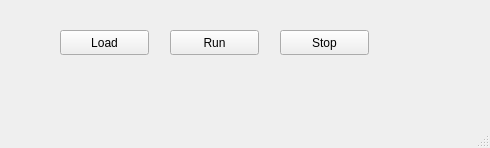
The window that narsil/liverun/ui/runWindow.ui (karempudi/narsil) describes before a commit, drawn with Qt 5.
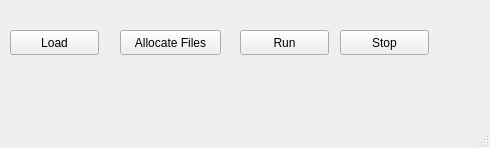
The same window after the commit.

Patch:
```diff
--- a/narsil/liverun/ui/runWindow.ui
+++ b/narsil/liverun/ui/runWindow.ui
@@ -17,7 +17,7 @@
    <widget class="QPushButton" name="loadButton">
     <property name="geometry">
      <rect>
-      <x>60</x>
+      <x>10</x>
       <y>30</y>
       <width>89</width>
       <height>25</height>
@@ -30,7 +30,7 @@
    <widget class="QPushButton" name="runButton">
     <property name="geometry">
      <rect>
-      <x>170</x>
+      <x>240</x>
       <y>30</y>
       <width>89</width>
       <height>25</height>
@@ -43,7 +43,7 @@
    <widget class="QPushButton" name="stopButton">
     <property name="geometry">
      <rect>
-      <x>280</x>
+      <x>340</x>
       <y>30</y>
       <width>89</width>
       <height>25</height>
@@ -53,6 +53,19 @@
      <string>Stop</string>
     </property>
    </widget>
+   <widget class="QPushButton" name="makeFilesButton">
+    <property name="geometry">
+     <rect>
+      <x>120</x>
+      <y>30</y>
+      <width>101</width>
+      <height>25</height>
+     </rect>
+    </property>
+    <property name="text">
+     <string>Allocate Files</string>
+    </property>
+   </widget>
   </widget>
   <widget class="QMenuBar" name="menubar">
    <property name="geometry">
```
